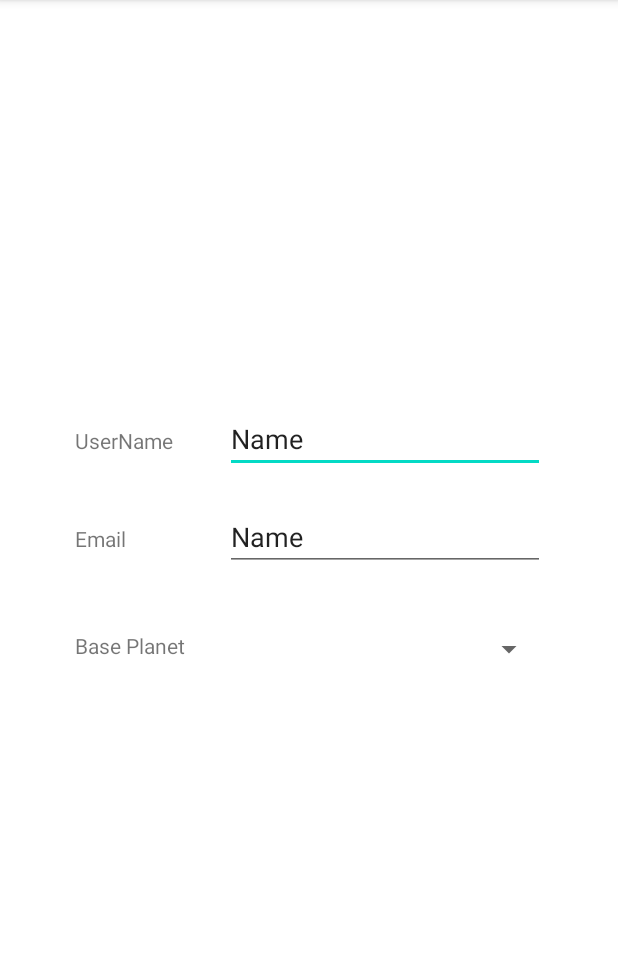
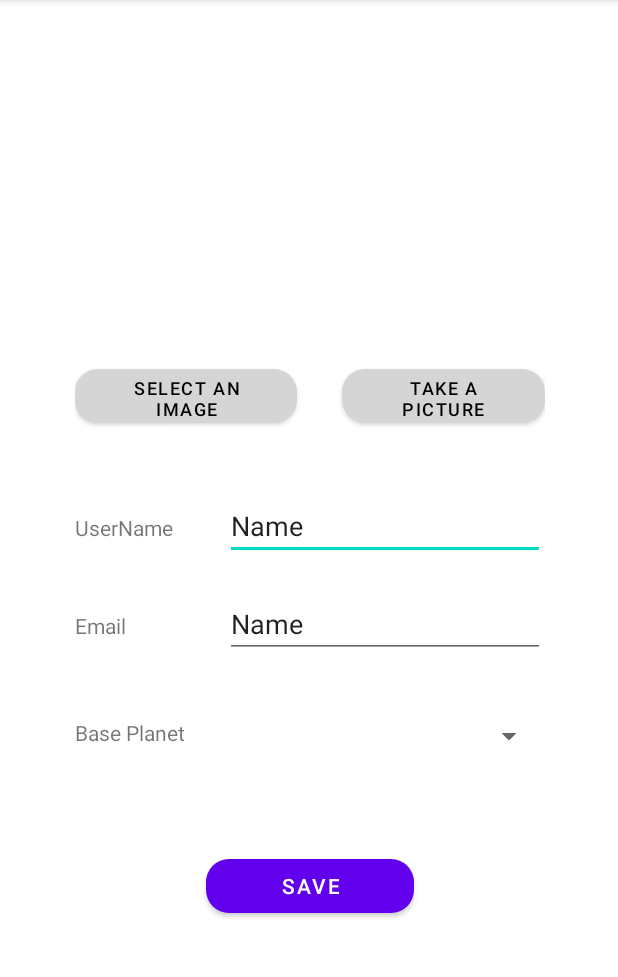
Before and after one commit to BorjaPalacios/Stelaris, an Android app: the ProfileActivity screen opened directly, with no data from a screen before it, on a phone screen of 412 x 824 dp, the part 84-1061 px from its top. Run offline under Robolectric (Android 15) with nearby library versions, the phone set to English and light mode, and no system bars; our stand-ins replace CircleImageView.

```diff
--- a/app/src/main/java/com/example/stelaris/activities/HomeActivity.java
+++ b/app/src/main/java/com/example/stelaris/activities/HomeActivity.java
@@ -1,5 +1,6 @@
 package com.example.stelaris.activities;
 
+import android.content.Intent;
 import android.os.Build;
 import android.os.Bundle;
 import android.view.ContextMenu;
@@ -15,6 +16,7 @@ import androidx.annotation.NonNull;
 import androidx.annotation.RequiresApi;
 import androidx.appcompat.app.AppCompatActivity;
 
+import com.example.stelaris.ProfileActivity;
 import com.example.stelaris.R;
 
 public class HomeActivity extends AppCompatActivity {
@@ -52,23 +54,21 @@ public class HomeActivity extends AppCompatActivity {
 
     @Override
     public boolean onContextItemSelected(@NonNull MenuItem item) {
-        Toast toast = null;
 
         switch (item.getItemId()) {
             case R.id.menuPerfil:
-                toast = Toast.makeText(this, "Perfil", Toast.LENGTH_SHORT);
+                Intent i = new Intent(this, ProfileActivity.class);
                 this.layout.setAlpha(0.2f);
+                startActivity(i);
                 break;
             case R.id.menuOpciones:
-                toast = Toast.makeText(this, "Ajustes", Toast.LENGTH_SHORT);
+                Toast toast = Toast.makeText(this, "Ajustes", Toast.LENGTH_SHORT);
+                toast.show();
                 break;
             case R.id.menuCerrarSesion:
                 finish();
                 break;
         }
-
-        toast.show();
-
         return true;
     }
 }
--- a/app/src/main/res/layout/activity_profile.xml
+++ b/app/src/main/res/layout/activity_profile.xml
@@ -15,10 +15,41 @@
         android:id="@+id/profile_image"
         android:layout_width="200dp"
         android:layout_height="200dp"
+        android:layout_marginBottom="10dp"
         app:civ_border_color="#FF000000"
         app:civ_border_width="2dp"
         tools:src="@drawable/finalfantasy"
         tools:srcCompat="@tools:sample/avatars" />
+
+    <LinearLayout
+        android:layout_width="match_parent"
+        android:layout_height="match_parent"
+        android:orientation="horizontal">
+
+        <Button
+            android:id="@+id/btnProfileGallery"
+            android:layout_width="wrap_content"
+            android:layout_height="wrap_content"
+            android:layout_marginEnd="30dp"
+            android:layout_marginRight="30dp"
+            android:layout_weight="1"
+            android:text="@string/SelectImage"
+            android:textColor="#000000"
+            android:textSize="12sp"
+            app:backgroundTint="#D5D5D5"
+            app:cornerRadius="15dp" />
+
+        <Button
+            android:id="@+id/btnProfileCamera"
+            android:layout_width="wrap_content"
+            android:layout_height="wrap_content"
+            android:layout_weight="1"
+            android:text="@string/makePhoto"
+            android:textColor="#000000"
+            android:textSize="12sp"
+            app:backgroundTint="#D5D5D5"
+            app:cornerRadius="15dp" />
+    </LinearLayout>
 
     <LinearLayout
         android:layout_width="wrap_content"
@@ -76,6 +107,7 @@
     <LinearLayout
         android:layout_width="match_parent"
         android:layout_height="match_parent"
+        android:layout_marginBottom="20dp"
         android:orientation="horizontal">
 
         <TextView
@@ -89,10 +121,27 @@
             android:text="@string/base" />
 
         <Spinner
-            android:id="@+id/spinner"
+            android:id="@+id/spBasePlanet"
             android:layout_width="wrap_content"
             android:layout_height="wrap_content"
             android:layout_weight="1" />
 
     </LinearLayout>
+
+    <Spinner
+        android:id="@+id/spFavorites"
+        android:layout_width="match_parent"
+        android:layout_height="wrap_content"
+        android:layout_marginBottom="20dp"
+        android:prompt="@string/selectFavorites"
+        android:visibility="invisible" />
+
+    <Button
+        android:id="@+id/button5"
+        android:layout_width="wrap_content"
+        android:layout_height="wrap_content"
+        android:paddingLeft="50dp"
+        android:paddingRight="50dp"
+        android:text="@string/save"
+        app:cornerRadius="15dp" />
 </LinearLayout>
--- a/app/src/main/res/values/strings.xml
+++ b/app/src/main/res/values/strings.xml
@@ -24,4 +24,6 @@
     <string name="ajustes">Settings</string>
     <string name="cerrarSesion">Close Session</string>
     <string name="base">Base Planet</string>
+    <string name="selectFavorites">---Select Favorites---</string>
+    <string name="save">Save</string>
 </resources>
```
